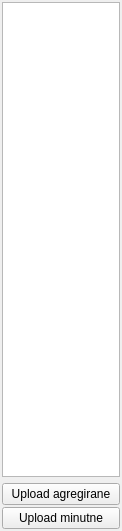
kluksa/kontrola-podataka, file app/view/ui_files/rest_izbornik.ui: the form before one commit.
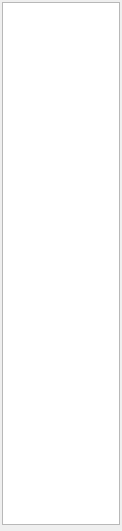
The form after the commit.

Patch:
```diff
--- a/app/view/ui_files/rest_izbornik.ui
+++ b/app/view/ui_files/rest_izbornik.ui
@@ -40,20 +40,6 @@
      </property>
     </layout>
    </item>
-   <item>
-    <widget class="QPushButton" name="uploadAgregirane">
-     <property name="text">
-      <string>Upload agregirane</string>
-     </property>
-    </widget>
-   </item>
-   <item>
-    <widget class="QPushButton" name="uploadMinutne">
-     <property name="text">
-      <string>Upload minutne</string>
-     </property>
-    </widget>
-   </item>
   </layout>
  </widget>
  <resources/>
```
